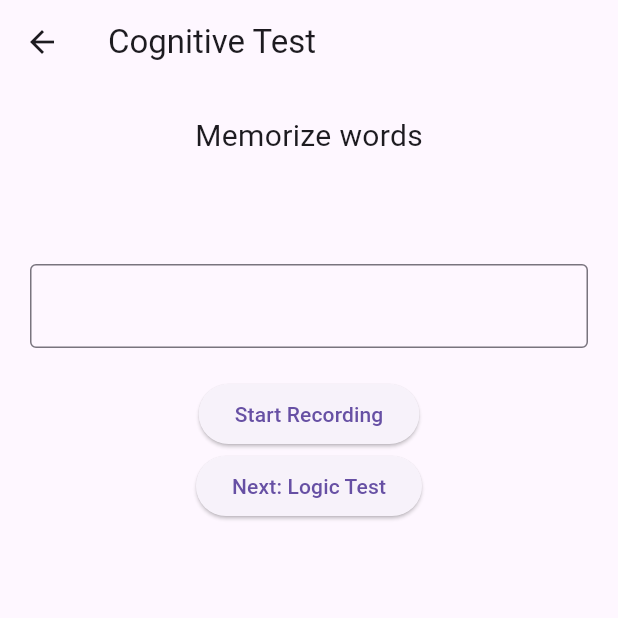
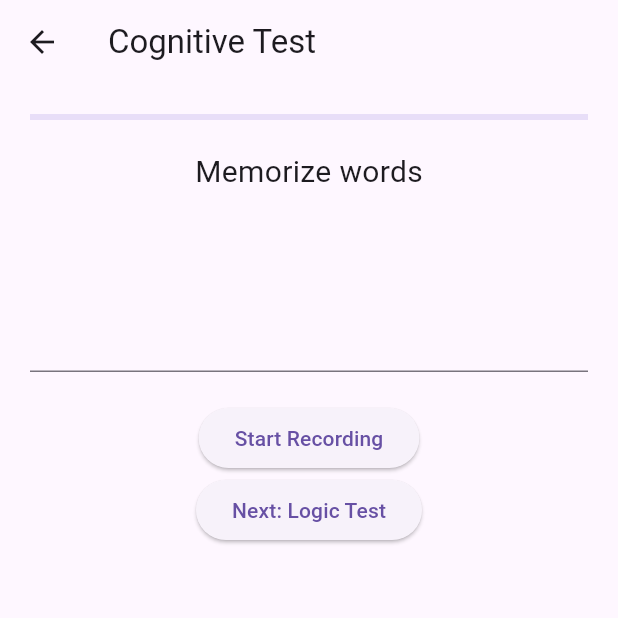
Before and after one commit to Prajwal1905/dementia-ai, a Flutter app: the MemoryTestScreen screen opened directly, on a phone screen of 412 x 824 dp, the top half of it. Run offline on Flutter 3.47's test engine with Material 3 defaults, Android fonts, the phone set to English and light mode, and no system bars; our stand-ins replace fl_chart, permission_handler, shared_preferences; missing offline and left inert: flutter_sound; accounts and stored records are empty; network calls fail.

Commit message:
feat:backend logic

```diff
--- a/dementia_ai_app/lib/screens/memory_test_screen.dart
+++ b/dementia_ai_app/lib/screens/memory_test_screen.dart
@@ -35,7 +35,7 @@ class _MemoryTestScreenState extends State<MemoryTestScreen> {
   bool logicLoading = false;
 
   // ---------------- GLOBAL ----------------
-  int stage = 0; // 0=memory/speech, 1=logic, 2=final
+  int stage = 0; // 0=memory, 1=logic, 2=preview, 3=result
   double logicScore = 0;
   bool isLoading = false;
   Map<String, dynamic>? finalResult;
@@ -55,7 +55,6 @@ class _MemoryTestScreenState extends State<MemoryTestScreen> {
   // ---------------- MEMORY ----------------
   Future<void> fetchWords() async {
     final res = await http.get(Uri.parse("${Api.baseUrl}/memory/words"));
-
     final data = jsonDecode(res.body);
 
     setState(() {
@@ -73,7 +72,6 @@ class _MemoryTestScreenState extends State<MemoryTestScreen> {
   // ---------------- SPEECH ----------------
   Future<void> startRecording() async {
     var status = await Permission.microphone.request();
-
     if (!status.isGranted) return;
 
     final dir = await getTemporaryDirectory();
@@ -91,10 +89,8 @@ class _MemoryTestScreenState extends State<MemoryTestScreen> {
   // ---------------- LOGIC ----------------
   Future<void> startLogicSession() async {
     final res = await http.post(Uri.parse("${Api.baseUrl}/logic/start"));
-
     final data = jsonDecode(res.body);
     logicSessionId = data["session_id"];
-
     fetchLogicQuestion();
   }
 
@@ -120,18 +116,14 @@ class _MemoryTestScreenState extends State<MemoryTestScreen> {
     logicController.clear();
     logicCount++;
 
-    if (logicCount >= 5) {
+    if (logicCount >= 6) {
       final res = await http.get(Uri.parse(
           "${Api.baseUrl}/logic/session/result?session_id=$logicSessionId"));
 
       final data = jsonDecode(res.body);
       logicScore = (data["logic_score"] ?? 0).toDouble();
 
-      setState(() => stage = 2);
-
-      ScaffoldMessenger.of(context).showSnackBar(
-        SnackBar(content: Text("Logic Score: $logicScore")),
-      );
+      setState(() => stage = 2); // preview stage
     } else {
       fetchLogicQuestion();
     }
@@ -156,7 +148,10 @@ class _MemoryTestScreenState extends State<MemoryTestScreen> {
     setState(() => isLoading = false);
 
     if (response != null) {
-      setState(() => finalResult = response);
+      setState(() {
+        finalResult = response;
+        stage = 3;
+      });
     }
   }
 
@@ -176,6 +171,12 @@ class _MemoryTestScreenState extends State<MemoryTestScreen> {
         child: SingleChildScrollView(
           child: Column(
             children: [
+
+              /// PROGRESS BAR
+              LinearProgressIndicator(value: stage / 3),
+
+              const SizedBox(height: 20),
+
               /// ---------------- MEMORY ----------------
               if (stage == 0) ...[
                 const Text("Memorize words", style: TextStyle(fontSize: 20)),
@@ -185,19 +186,22 @@ class _MemoryTestScreenState extends State<MemoryTestScreen> {
                         style: const TextStyle(fontSize: 22))
                     : const Text("Enter recalled words"),
                 const SizedBox(height: 20),
-                TextField(
-                  controller: recalledController,
-                  decoration:
-                      const InputDecoration(border: OutlineInputBorder()),
-                ),
+                TextField(controller: recalledController),
                 const SizedBox(height: 20),
+
                 ElevatedButton(
                   onPressed: isRecording ? stopRecording : startRecording,
-                  child:
-                      Text(isRecording ? "Stop Recording" : "Start Recording"),
+                  child: Text(
+                      isRecording ? "Stop Recording" : "Start Recording"),
                 ),
+
                 ElevatedButton(
                   onPressed: () {
+                    if (audioPath == null) {
+                      ScaffoldMessenger.of(context).showSnackBar(
+                          const SnackBar(content: Text("Record speech first")));
+                      return;
+                    }
                     setState(() => stage = 1);
                     startLogicSession();
                   },
@@ -220,117 +224,125 @@ class _MemoryTestScreenState extends State<MemoryTestScreen> {
                             onPressed: submitLogicAnswer,
                             child: const Text("Submit Answer"),
                           ),
+                          Text("Question ${logicCount + 1}/6"),
                         ],
                       )
               ],
 
-              /// ---------------- FINAL ----------------
-              if (stage == 2) ...[
-                ElevatedButton(
-                  onPressed: submitTest,
-                  child: const Text("Submit Final Assessment"),
-                ),
-              ],
-
-              const SizedBox(height: 20),
-
-              if (isLoading) const CircularProgressIndicator(),
-
-              if (finalResult != null)
+              /// ---------------- PREVIEW ----------------
+              if (stage == 2)
                 Container(
                   padding: const EdgeInsets.all(20),
-                  margin: const EdgeInsets.only(top: 20),
                   decoration: BoxDecoration(
                     color: Colors.white,
                     borderRadius: BorderRadius.circular(16),
                     boxShadow: const [
-                      BoxShadow(
-                        color: Colors.black12,
-                        blurRadius: 10,
-                        offset: Offset(0, 4),
-                      )
+                      BoxShadow(color: Colors.black12, blurRadius: 10)
+                    ],
+                  ),
+                  child: Column(
+                    children: [
+                      const Text("Ready for Final Analysis",
+                          style: TextStyle(
+                              fontSize: 18, fontWeight: FontWeight.bold)),
+
+                      const SizedBox(height: 15),
+
+                      Row(
+                        mainAxisAlignment: MainAxisAlignment.spaceBetween,
+                        children: const [
+                          Text("Memory Test"),
+                          Icon(Icons.check, color: Colors.green),
+                        ],
+                      ),
+
+                      Row(
+                        mainAxisAlignment: MainAxisAlignment.spaceBetween,
+                        children: const [
+                          Text("Speech Test"),
+                          Icon(Icons.check, color: Colors.green),
+                        ],
+                      ),
+
+                      Row(
+                        mainAxisAlignment: MainAxisAlignment.spaceBetween,
+                        children: const [
+                          Text("Logic Test"),
+                          Icon(Icons.check, color: Colors.green),
+                        ],
+                      ),
+
+                      const SizedBox(height: 15),
+
+                      Text("Logic Score: $logicScore"),
+
+                      const SizedBox(height: 20),
+
+                      ElevatedButton(
+                        onPressed: submitTest,
+                        child: const Text("Generate Final Report"),
+                      ),
+                    ],
+                  ),
+                ),
+
+              /// ---------------- RESULT ----------------
+              if (stage == 3 && finalResult != null)
+                Container(
+                  padding: const EdgeInsets.all(20),
+                  decoration: BoxDecoration(
+                    color: Colors.white,
+                    borderRadius: BorderRadius.circular(16),
+                    boxShadow: const [
+                      BoxShadow(color: Colors.black12, blurRadius: 10)
                     ],
                   ),
                   child: Column(
                     crossAxisAlignment: CrossAxisAlignment.start,
                     children: [
-                      const Text(
-                        "🧠 Cognitive Health Report",
-                        style: TextStyle(
-                            fontSize: 20, fontWeight: FontWeight.bold),
-                      ),
+                      const Text("Cognitive Health Report",
+                          style: TextStyle(
+                              fontSize: 20, fontWeight: FontWeight.bold)),
 
                       const SizedBox(height: 20),
 
-                      /// SCORE + RISK
-                      Row(
-                        mainAxisAlignment: MainAxisAlignment.spaceBetween,
-                        children: [
-                          Text(
-                            "Score: ${finalResult!["cognitive_score"]}",
-                            style: const TextStyle(
-                                fontSize: 18, fontWeight: FontWeight.bold),
-                          ),
-                          Text(
-                            finalResult!["risk"],
-                            style: TextStyle(
-                              fontSize: 16,
-                              fontWeight: FontWeight.bold,
-                              color: getRiskColor(finalResult!["risk"]),
-                            ),
-                          ),
-                        ],
-                      ),
+                      Text("Score: ${finalResult!["cognitive_score"]}"),
+                      Text("Risk: ${finalResult!["risk"]}"),
 
                       const SizedBox(height: 10),
 
                       LinearProgressIndicator(
                         value: finalResult!["cognitive_score"] / 100,
-                        minHeight: 8,
-                        backgroundColor: Colors.grey[300],
                         color: getRiskColor(finalResult!["risk"]),
                       ),
 
                       const SizedBox(height: 20),
 
-                      /// EXTRA SCORES
-                      Text("Logic Score: $logicScore"),
-                      Text(" Memory Score: ${finalResult!["memory_score"]}"),
+                      Text("Logic: $logicScore"),
+                      Text("Memory: ${finalResult!["memory_score"]}"),
                       Text(
-                          " Speech Score: ${finalResult!["speech_features"]["speech_score"]}"),
-                      Text(" Decline Rate: ${finalResult!["decline_rate"]}"),
-
-                      const SizedBox(height: 20),
-
-                      /// SUMMARY
-                      const Text(" Summary",
-                          style: TextStyle(fontWeight: FontWeight.bold)),
-                      Text(finalResult!["summary"]),
+                          "Speech: ${finalResult!["speech_features"]["speech_score"]}"),
 
                       const SizedBox(height: 15),
 
-                      /// INSIGHTS
-                      const Text(" AI Insights",
-                          style: TextStyle(fontWeight: FontWeight.bold)),
+                      Text(finalResult!["summary"]),
+
+                      const SizedBox(height: 10),
+
                       ...List.generate(
                         finalResult!["insights"].length,
-                        (i) => Text("• ${finalResult!["insights"][i]}"),
+                        (i) =>
+                            Text("• ${finalResult!["insights"][i]}"),
                       ),
 
-                      const SizedBox(height: 15),
+                      const SizedBox(height: 10),
 
-                      /// RECOMMENDATION
-                      const Text(" Recommendation",
-                          style: TextStyle(fontWeight: FontWeight.bold)),
                       Text(finalResult!["recommendation"]),
-
-                      const SizedBox(height: 15),
-
-                      /// CONFIDENCE
-                      Text("Confidence: ${finalResult!["confidence"]}%"),
                     ],
                   ),
-                )
+                ),
+
+              if (isLoading) const CircularProgressIndicator(),
             ],
           ),
         ),
```
Also changed, not shown: 2 other files.
